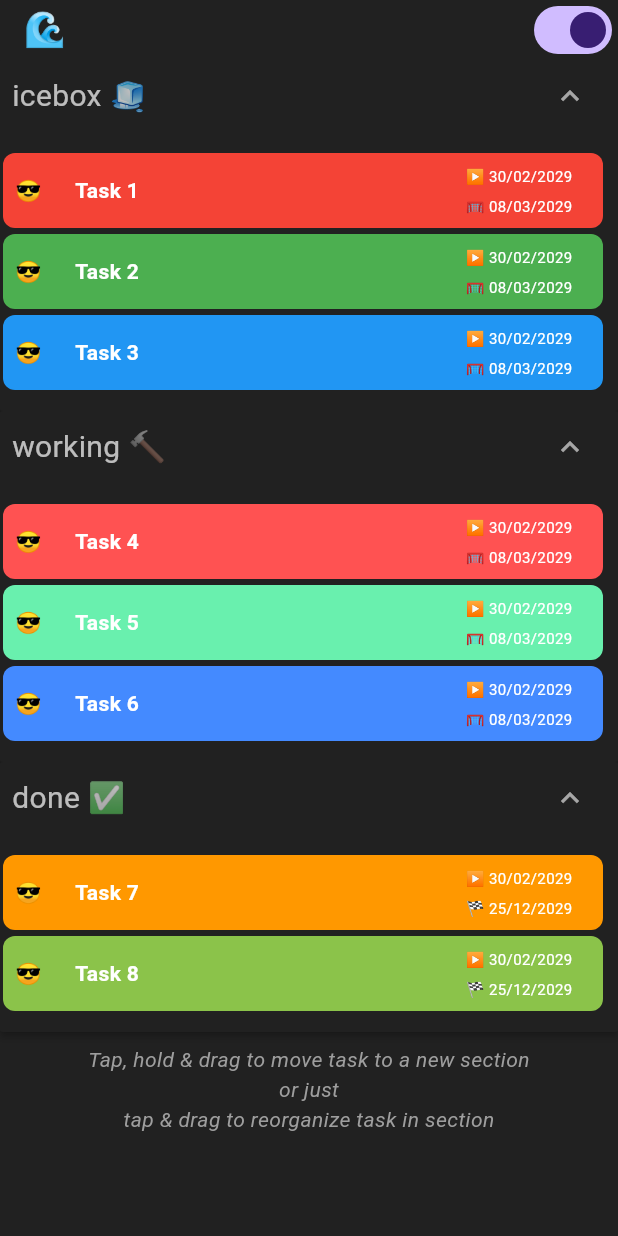
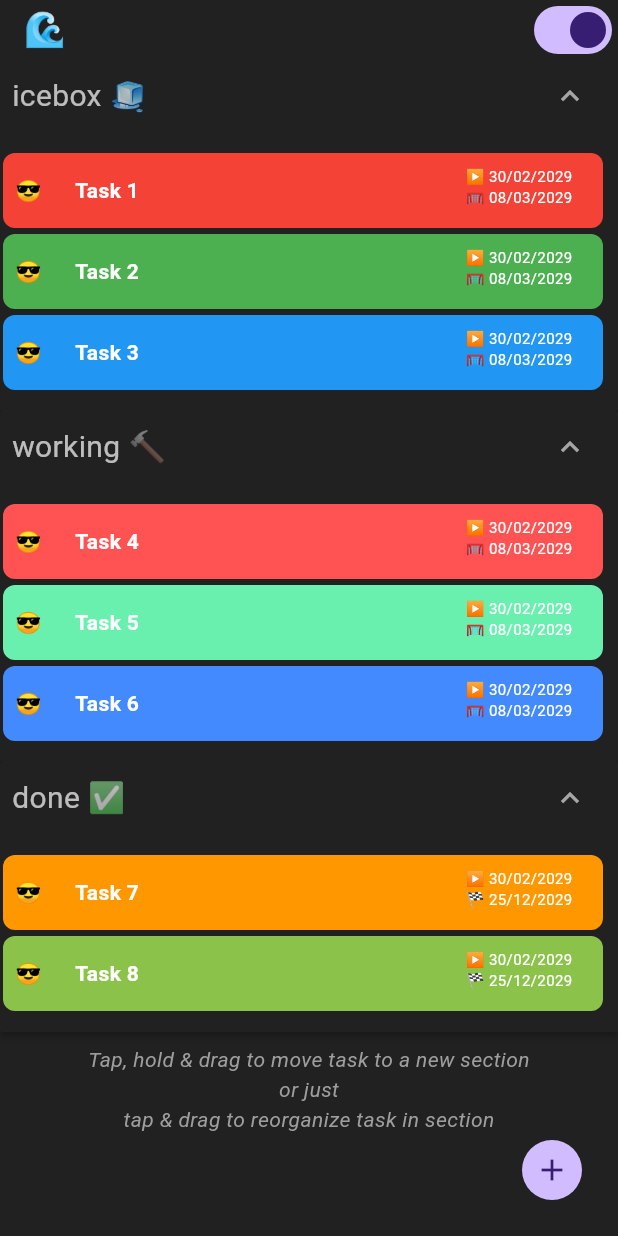
Before and after one commit to joaoparis/pipeline, a Flutter app: the screen it shows after launch, on a phone screen of 412 x 824 dp. Run offline on Flutter 3.47's test engine with Material 3 defaults, Android fonts, the phone set to English and light mode, and no system bars.

Commit message:
add a test + add new task button + add new task bottom sheet

```diff
--- /dev/null
+++ b/lib/presentation/screens/add_task_button_widget.dart
@@ -0,0 +1,36 @@
+import 'package:flutter/material.dart';
+
+class AddTaskButtonWidget extends StatelessWidget {
+  const AddTaskButtonWidget({
+    super.key,
+  });
+
+  @override
+  Widget build(BuildContext context) {
+    return SizedBox(
+      height: double.maxFinite,
+      child: Padding(
+        padding: const EdgeInsets.all(20.0),
+        child: Align(
+          alignment: Alignment.bottomRight,
+          child: IconButton.filled(
+            icon: const Icon(Icons.add),
+            tooltip: 'Add task',
+            onPressed: () {
+              showBottomSheet(
+                context: context,
+                enableDrag: true,
+                builder: (context) {
+                  return const SizedBox(
+                    height: double.maxFinite,
+                    child: Center(child: Text("TODO: Add a new task")),
+                  );
+                },
+              );
+            },
+          ),
+        ),
+      ),
+    );
+  }
+}
--- a/lib/presentation/screens/home_screen.dart
+++ b/lib/presentation/screens/home_screen.dart
@@ -1,4 +1,5 @@
 import 'package:flutter/material.dart';
+import 'package:pipeline/presentation/screens/add_task_button_widget.dart';
 import 'package:pipeline/presentation/widgets/pipeline_page_widget.dart';
 
 import 'footer_tips_widget.dart';
@@ -40,10 +41,15 @@ class HomeScreen extends StatelessWidget {
           ],
         ),
       ),
-      body: const Column(
+      body: const Stack(
         children: [
-          PipelinePageWidget(),
-          FooterTipsWidget(),
+          Column(
+            children: [
+              PipelinePageWidget(),
+              FooterTipsWidget(),
+            ],
+          ),
+          AddTaskButtonWidget(),
         ],
       ),
     );
--- a/lib/presentation/widgets/pipeline_page_widget.dart
+++ b/lib/presentation/widgets/pipeline_page_widget.dart
@@ -251,9 +251,7 @@ class _PipelinePageWidgetState extends State<PipelinePageWidget> {
             ),
             Expanded(
               flex: 3,
-              child: Column(
-                mainAxisAlignment: MainAxisAlignment.spaceBetween,
-                crossAxisAlignment: CrossAxisAlignment.end,
+              child: ListView(
                 children: [
                   Center(
                     child: Text(
```
Also changed, not shown: 1 other file.
